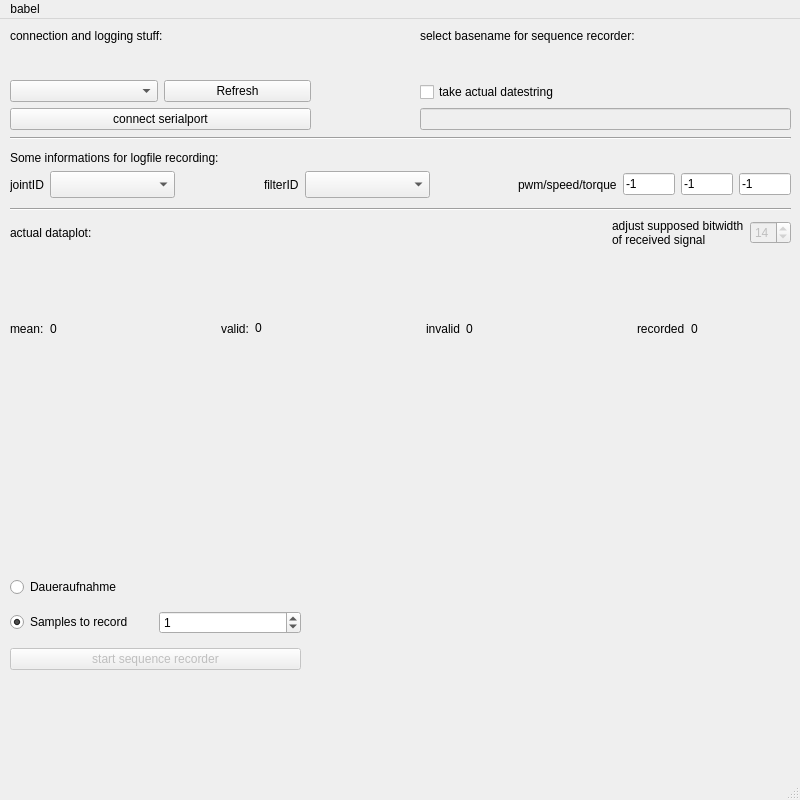
Old version of the form gui.ui in the repository marvin2k/guibabel.
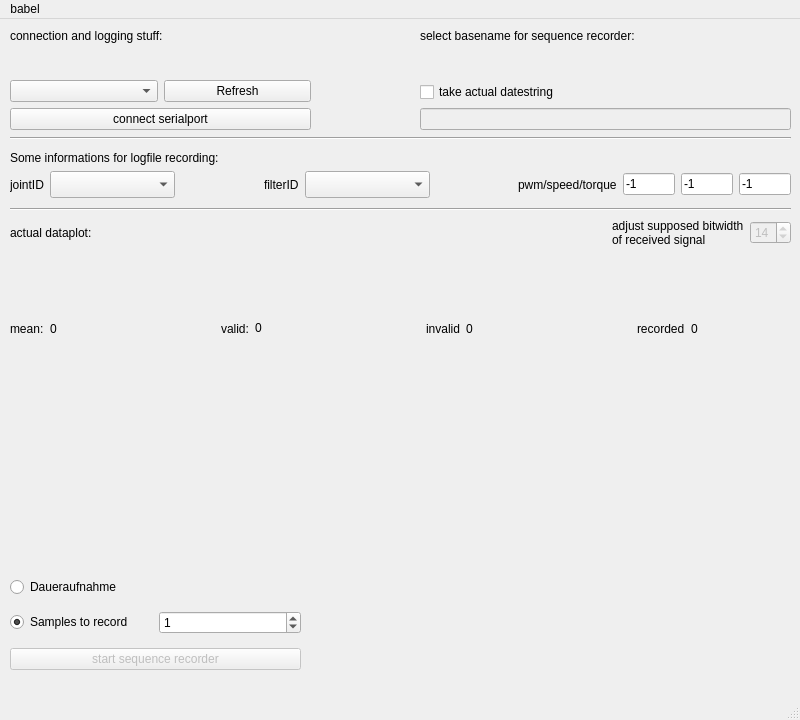
New version of the form. Custom widgets are drawn as their Qt base class.

Commit message: changed default window height to 720px

Patch:
```diff
--- a/gui.ui
+++ b/gui.ui
@@ -7,7 +7,7 @@
     <x>0</x>
     <y>0</y>
     <width>800</width>
-    <height>800</height>
+    <height>720</height>
    </rect>
   </property>
   <property name="sizePolicy">
@@ -19,13 +19,13 @@
   <property name="minimumSize">
    <size>
     <width>800</width>
-    <height>800</height>
+    <height>720</height>
    </size>
   </property>
   <property name="maximumSize">
    <size>
     <width>800</width>
-    <height>800</height>
+    <height>720</height>
    </size>
   </property>
   <property name="windowTitle">
```
